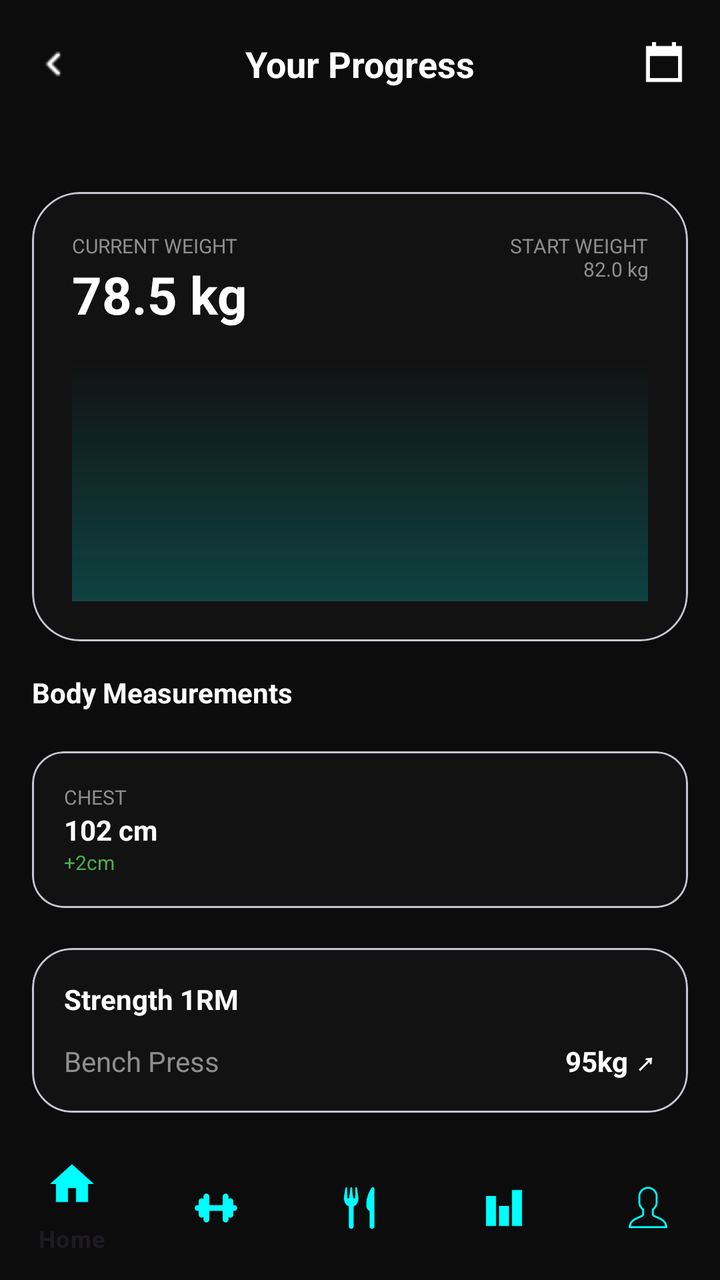
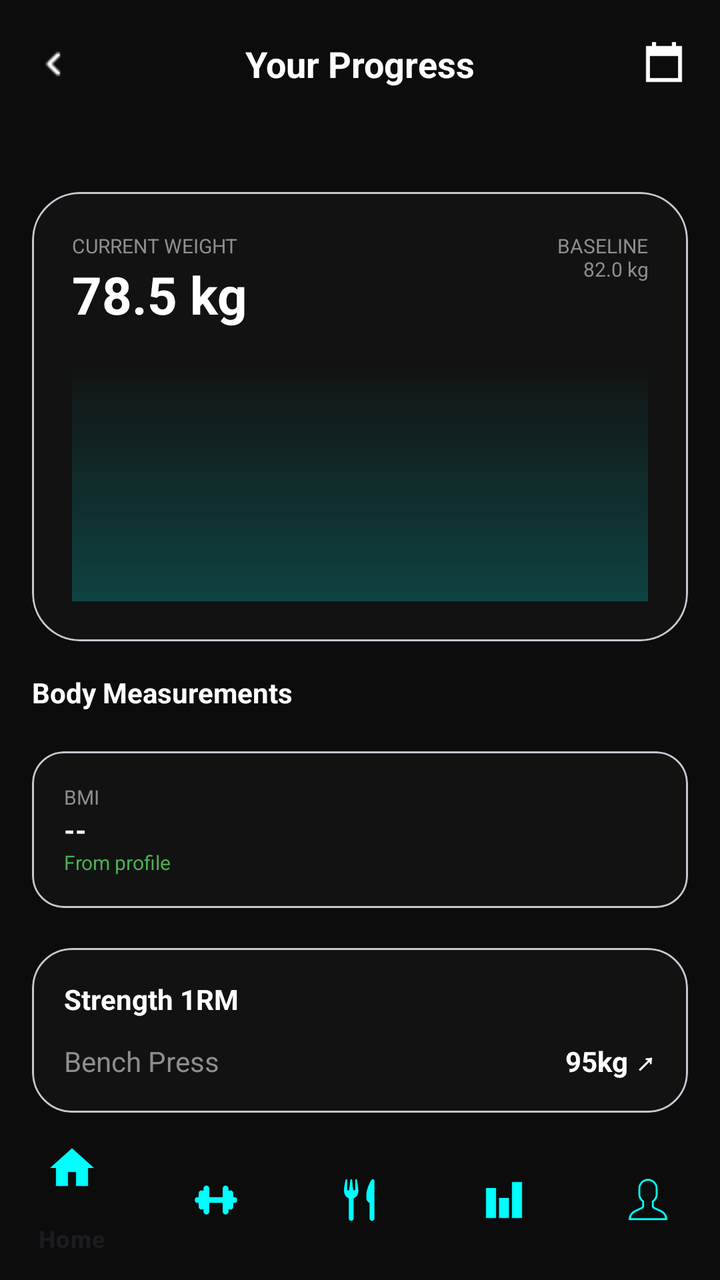

The first picture is an Android layout as it rendered before a commit; the second is the same layout after the commit. The layout source and the unified diff follow.
<!-- AndroidManifest.xml: application theme Theme.ProFitness -->
<!-- res/layout/activity_your_progress.xml -->
<androidx.constraintlayout.widget.ConstraintLayout xmlns:android="http://schemas.android.com/apk/res/android"
    xmlns:app="http://schemas.android.com/apk/res-auto"
    android:layout_width="match_parent"
    android:layout_height="match_parent"
    android:background="@color/bg_dark">

    <RelativeLayout
        android:id="@+id/header_progress"
        android:layout_width="0dp"
        android:layout_height="64dp"
        android:paddingHorizontal="16dp"
        app:layout_constraintTop_toTopOf="parent"
        app:layout_constraintStart_toStartOf="parent"
        app:layout_constraintEnd_toEndOf="parent">

        <ImageView
            android:id="@+id/btn_back"
            android:layout_width="24dp"
            android:layout_height="24dp"
            android:layout_centerVertical="true"
            android:src="@drawable/ic_back"
            app:tint="@color/white" />

        <TextView
            android:layout_width="wrap_content"
            android:layout_height="wrap_content"
            android:layout_centerInParent="true"
            android:text="Your Progress"
            android:textColor="@color/white"
            android:textSize="18sp"
            android:textStyle="bold" />

        <ImageView
            android:layout_width="24dp"
            android:layout_height="24dp"
            android:layout_alignParentEnd="true"
            android:layout_centerVertical="true"
            android:src="@drawable/ic_calendar"
            app:tint="@color/white" />
    </RelativeLayout>

    <ScrollView
        android:layout_width="0dp"
        android:layout_height="0dp"
        android:fillViewport="true"
        android:scrollbars="none"
        app:layout_constraintTop_toBottomOf="@id/header_progress"
        app:layout_constraintBottom_toTopOf="@id/bottom_navigation"
        app:layout_constraintStart_toStartOf="parent"
        app:layout_constraintEnd_toEndOf="parent">

        <LinearLayout
            android:layout_width="match_parent"
            android:layout_height="wrap_content"
            android:orientation="vertical"
            android:paddingBottom="40dp">

            <com.google.android.material.button.MaterialButtonToggleGroup
                android:layout_width="match_parent"
                android:layout_height="wrap_content"
                android:layout_margin="16dp"
                app:singleSelection="true">
                <Button android:id="@+id/btn_week" style="?attr/materialButtonOutlinedStyle" android:layout_width="0dp" android:layout_weight="1" android:text="Week" android:textColor="@color/white" app:backgroundTint="@color/neon_cyan"/>
                <Button style="?attr/materialButtonOutlinedStyle" android:layout_width="0dp" android:layout_weight="1" android:text="Month" android:textColor="@color/text_gray"/>
                <Button style="?attr/materialButtonOutlinedStyle" android:layout_width="0dp" android:layout_weight="1" android:text="3 Months" android:textColor="@color/text_gray"/>
                <Button style="?attr/materialButtonOutlinedStyle" android:layout_width="0dp" android:layout_weight="1" android:text="Year" android:textColor="@color/text_gray"/>
            </com.google.android.material.button.MaterialButtonToggleGroup>

            <com.google.android.material.card.MaterialCardView
                android:layout_width="match_parent"
                android:layout_height="wrap_content"
                android:layout_marginHorizontal="16dp"
                app:cardBackgroundColor="@color/card_bg"
                app:cardCornerRadius="24dp">
                <LinearLayout android:padding="20dp" android:orientation="vertical" android:layout_width="match_parent" android:layout_height="wrap_content">
                    <RelativeLayout android:layout_width="match_parent" android:layout_height="wrap_content">
                        <TextView android:id="@+id/t1" android:layout_width="wrap_content" android:layout_height="wrap_content" android:text="CURRENT WEIGHT" android:textColor="@color/text_gray" android:textSize="10sp"/>
                        <TextView android:id="@+id/tv_current_weight" android:layout_width="wrap_content" android:layout_height="wrap_content" android:layout_below="@id/t1" android:text="78.5 kg" android:textColor="@color/white" android:textSize="26sp" android:textStyle="bold"/>
                        <TextView android:id="@+id/tv_start_weight" android:layout_width="wrap_content" android:layout_height="wrap_content" android:layout_alignParentEnd="true" android:text="START WEIGHT\n82.0 kg" android:gravity="end" android:textColor="@color/text_gray" android:textSize="10sp"/>
                    </RelativeLayout>
                    <View android:layout_width="match_parent" android:layout_height="120dp" android:layout_marginTop="16dp" android:background="@drawable/dummy_graph_gradient"/>
                </LinearLayout>
            </com.google.android.material.card.MaterialCardView>

            <TextView android:layout_width="wrap_content" android:layout_height="wrap_content" android:text="Body Measurements" android:textColor="@color/white" android:textStyle="bold" android:layout_margin="16dp"/>
            <GridLayout android:layout_width="match_parent" android:layout_height="wrap_content" android:columnCount="2" android:paddingHorizontal="12dp">
                <com.google.android.material.card.MaterialCardView android:layout_width="0dp" android:layout_height="wrap_content" android:layout_columnWeight="1" android:layout_margin="4dp" app:cardBackgroundColor="@color/card_bg" app:cardCornerRadius="16dp">
                    <LinearLayout android:padding="16dp" android:orientation="vertical" android:layout_width="match_parent" android:layout_height="wrap_content">
                        <TextView android:layout_width="wrap_content" android:layout_height="wrap_content" android:text="CHEST" android:textColor="@color/text_gray" android:textSize="10sp"/>
                        <TextView android:layout_width="wrap_content" android:layout_height="wrap_content" android:text="102 cm" android:textColor="@color/white" android:textStyle="bold"/>
                        <TextView android:layout_width="wrap_content" android:layout_height="wrap_content" android:text="+2cm" android:textColor="@color/positive_green" android:textSize="10sp"/>
                    </LinearLayout>
                </com.google.android.material.card.MaterialCardView>
            </GridLayout>

            <com.google.android.material.card.MaterialCardView android:id="@+id/card_strength_focus" android:layout_width="match_parent" android:layout_height="wrap_content" android:layout_margin="16dp" app:cardBackgroundColor="@color/card_bg" app:cardCornerRadius="20dp">
                <LinearLayout android:padding="16dp" android:orientation="vertical" android:layout_width="match_parent" android:layout_height="wrap_content">
                    <TextView android:layout_width="wrap_content" android:layout_height="wrap_content" android:text="Strength 1RM" android:textColor="@color/white" android:textStyle="bold" android:layout_marginBottom="12dp"/>
                    <RelativeLayout android:layout_width="match_parent" android:layout_height="wrap_content">
                        <TextView android:layout_width="wrap_content" android:layout_height="wrap_content" android:text="Bench Press" android:textColor="@color/text_gray"/>
                        <TextView android:id="@+id/tv_strength_value" android:layout_width="wrap_content" android:layout_height="wrap_content" android:layout_alignParentEnd="true" android:text="95kg ↗" android:textColor="@color/white" android:textStyle="bold"/>
                    </RelativeLayout>
                </LinearLayout>
            </com.google.android.material.card.MaterialCardView>

            <TextView android:layout_width="wrap_content" android:layout_height="wrap_content" android:text="Weekly Volume" android:textColor="@color/white" android:textStyle="bold" android:layout_margin="16dp"/>
            <LinearLayout android:layout_width="match_parent" android:layout_height="120dp" android:gravity="bottom" android:orientation="horizontal" android:paddingHorizontal="16dp" android:layout_marginBottom="16dp">
                <View android:layout_width="0dp" android:layout_height="40dp" android:layout_weight="1" android:layout_margin="4dp" android:background="#1A3A3A"/>
                <View android:layout_width="0dp" android:layout_height="70dp" android:layout_weight="1" android:layout_margin="4dp" android:background="#1A3A3A"/>
                <View android:layout_width="0dp" android:layout_height="110dp" android:layout_weight="1" android:layout_margin="4dp" android:background="@color/neon_cyan"/>
                <View android:layout_width="0dp" android:layout_height="50dp" android:layout_weight="1" android:layout_margin="4dp" android:background="#1A3A3A"/>
            </LinearLayout>

            <TextView android:layout_width="wrap_content" android:layout_height="wrap_content" android:text="Recent Achievements" android:textColor="@color/white" android:textStyle="bold" android:layout_margin="16dp"/>
            <HorizontalScrollView android:layout_width="match_parent" android:layout_height="wrap_content" android:scrollbars="none">
                <LinearLayout android:layout_width="wrap_content" android:layout_height="wrap_content" android:orientation="horizontal" android:paddingHorizontal="16dp">
                    <com.google.android.material.card.MaterialCardView android:id="@+id/card_elite_plan" android:layout_width="140dp" android:layout_height="wrap_content" android:layout_marginEnd="12dp" app:cardBackgroundColor="@color/card_bg" app:cardCornerRadius="20dp">
                        <LinearLayout android:padding="16dp" android:gravity="center" android:orientation="vertical" android:layout_width="match_parent" android:layout_height="wrap_content">
                            <ImageView android:layout_width="40dp" android:layout_height="40dp" android:src="@drawable/ic_medal" app:tint="@color/neon_cyan" android:background="@drawable/circle_bg_teal" android:padding="8dp"/>
                            <TextView android:id="@+id/tv_recent_achievement" android:layout_width="wrap_content" android:layout_height="wrap_content" android:text="10 Workouts" android:textColor="@color/white" android:textStyle="bold" android:layout_marginTop="8dp"/>
                        </LinearLayout>
                    </com.google.android.material.card.MaterialCardView>
                </LinearLayout>
            </HorizontalScrollView>

        </LinearLayout>
    </ScrollView>

    <com.google.android.material.bottomnavigation.BottomNavigationView
        android:id="@+id/bottom_navigation"
        android:layout_width="0dp"
        android:layout_height="72dp"
        android:background="@color/bg_dark"
        app:itemIconTint="@color/neon_cyan"
        app:menu="@menu/bottom_nav_menu"
        app:layout_constraintBottom_toBottomOf="parent"
        app:layout_constraintStart_toStartOf="parent"
        app:layout_constraintEnd_toEndOf="parent" />

</androidx.constraintlayout.widget.ConstraintLayout>
<!-- resources referenced by this layout -->
<resources>
  <color name="bg_dark">#0C0C0C</color>
  <color name="card_bg">#121212</color>
  <color name="neon_cyan">#00FFFF</color>
  <color name="positive_green">#4CAF50</color>
  <color name="text_gray">#8E8E8E</color>
  <color name="white">#FFFFFF</color>
  <!-- drawable circle_bg_teal (drawable) -->
  <shape xmlns:android="http://schemas.android.com/apk/res/android" android:shape="oval">
      <solid android:color="#1A00FFFF" /> </shape>
  <!-- drawable dummy_graph_gradient (drawable) -->
  <shape xmlns:android="http://schemas.android.com/apk/res/android">
      <gradient
          android:startColor="#3300FFFF"
          android:endColor="#0000FFFF"
          android:angle="90"/>
  </shape>
  <!-- drawable ic_back: png bitmap (drawable, 184 bytes) -->
  <!-- drawable ic_calendar: png bitmap (drawable, 543 bytes) -->
  <!-- drawable ic_medal: png bitmap (drawable, 5845 bytes) -->
  <style name="Theme.ProFitness" parent="android:Theme.Material.Light.NoActionBar" />
</resources>

<!-- the commit's change to res/layout/activity_your_progress.xml (unified diff, before → after) -->
@@ -76,7 +76,7 @@
                     <RelativeLayout android:layout_width="match_parent" android:layout_height="wrap_content">
                         <TextView android:id="@+id/t1" android:layout_width="wrap_content" android:layout_height="wrap_content" android:text="CURRENT WEIGHT" android:textColor="@color/text_gray" android:textSize="10sp"/>
                         <TextView android:id="@+id/tv_current_weight" android:layout_width="wrap_content" android:layout_height="wrap_content" android:layout_below="@id/t1" android:text="78.5 kg" android:textColor="@color/white" android:textSize="26sp" android:textStyle="bold"/>
-                        <TextView android:id="@+id/tv_start_weight" android:layout_width="wrap_content" android:layout_height="wrap_content" android:layout_alignParentEnd="true" android:text="START WEIGHT\n82.0 kg" android:gravity="end" android:textColor="@color/text_gray" android:textSize="10sp"/>
+                        <TextView android:id="@+id/tv_start_weight" android:layout_width="wrap_content" android:layout_height="wrap_content" android:layout_alignParentEnd="true" android:text="BASELINE\n82.0 kg" android:gravity="end" android:textColor="@color/text_gray" android:textSize="10sp"/>
                     </RelativeLayout>
                     <View android:layout_width="match_parent" android:layout_height="120dp" android:layout_marginTop="16dp" android:background="@drawable/dummy_graph_gradient"/>
                 </LinearLayout>
@@ -86,9 +86,9 @@
             <GridLayout android:layout_width="match_parent" android:layout_height="wrap_content" android:columnCount="2" android:paddingHorizontal="12dp">
                 <com.google.android.material.card.MaterialCardView android:layout_width="0dp" android:layout_height="wrap_content" android:layout_columnWeight="1" android:layout_margin="4dp" app:cardBackgroundColor="@color/card_bg" app:cardCornerRadius="16dp">
                     <LinearLayout android:padding="16dp" android:orientation="vertical" android:layout_width="match_parent" android:layout_height="wrap_content">
-                        <TextView android:layout_width="wrap_content" android:layout_height="wrap_content" android:text="CHEST" android:textColor="@color/text_gray" android:textSize="10sp"/>
-                        <TextView android:layout_width="wrap_content" android:layout_height="wrap_content" android:text="102 cm" android:textColor="@color/white" android:textStyle="bold"/>
-                        <TextView android:layout_width="wrap_content" android:layout_height="wrap_content" android:text="+2cm" android:textColor="@color/positive_green" android:textSize="10sp"/>
+                        <TextView android:id="@+id/tv_metric_label" android:layout_width="wrap_content" android:layout_height="wrap_content" android:text="BMI" android:textColor="@color/text_gray" android:textSize="10sp"/>
+                        <TextView android:id="@+id/tv_metric_value" android:layout_width="wrap_content" android:layout_height="wrap_content" android:text="--" android:textColor="@color/white" android:textStyle="bold"/>
+                        <TextView android:id="@+id/tv_metric_delta" android:layout_width="wrap_content" android:layout_height="wrap_content" android:text="From profile" android:textColor="@color/positive_green" android:textSize="10sp"/>
                     </LinearLayout>
                 </com.google.android.material.card.MaterialCardView>
             </GridLayout>
@@ -105,10 +105,10 @@
 
             <TextView android:layout_width="wrap_content" android:layout_height="wrap_content" android:text="Weekly Volume" android:textColor="@color/white" android:textStyle="bold" android:layout_margin="16dp"/>
             <LinearLayout android:layout_width="match_parent" android:layout_height="120dp" android:gravity="bottom" android:orientation="horizontal" android:paddingHorizontal="16dp" android:layout_marginBottom="16dp">
-                <View android:layout_width="0dp" android:layout_height="40dp" android:layout_weight="1" android:layout_margin="4dp" android:background="#1A3A3A"/>
-                <View android:layout_width="0dp" android:layout_height="70dp" android:layout_weight="1" android:layout_margin="4dp" android:background="#1A3A3A"/>
-                <View android:layout_width="0dp" android:layout_height="110dp" android:layout_weight="1" android:layout_margin="4dp" android:background="@color/neon_cyan"/>
-                <View android:layout_width="0dp" android:layout_height="50dp" android:layout_weight="1" android:layout_margin="4dp" android:background="#1A3A3A"/>
+                <View android:id="@+id/bar_week_1" android:layout_width="0dp" android:layout_height="40dp" android:layout_weight="1" android:layout_margin="4dp" android:background="#1A3A3A"/>
+                <View android:id="@+id/bar_week_2" android:layout_width="0dp" android:layout_height="70dp" android:layout_weight="1" android:layout_margin="4dp" android:background="#1A3A3A"/>
+                <View android:id="@+id/bar_week_3" android:layout_width="0dp" android:layout_height="110dp" android:layout_weight="1" android:layout_margin="4dp" android:background="@color/neon_cyan"/>
+                <View android:id="@+id/bar_week_4" android:layout_width="0dp" android:layout_height="50dp" android:layout_weight="1" android:layout_margin="4dp" android:background="#1A3A3A"/>
             </LinearLayout>
 
             <TextView android:layout_width="wrap_content" android:layout_height="wrap_content" android:text="Recent Achievements" android:textColor="@color/white" android:textStyle="bold" android:layout_margin="16dp"/>
@@ -129,7 +129,7 @@
     <com.google.android.material.bottomnavigation.BottomNavigationView
         android:id="@+id/bottom_navigation"
         android:layout_width="0dp"
-        android:layout_height="72dp"
+        android:layout_height="wrap_content"
         android:background="@color/bg_dark"
         app:itemIconTint="@color/neon_cyan"
         app:menu="@menu/bottom_nav_menu"
